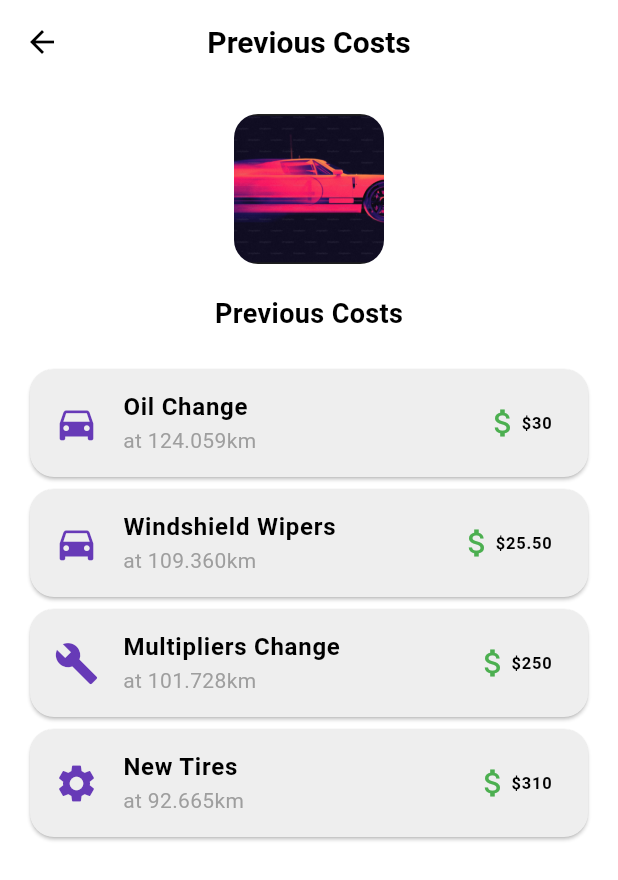
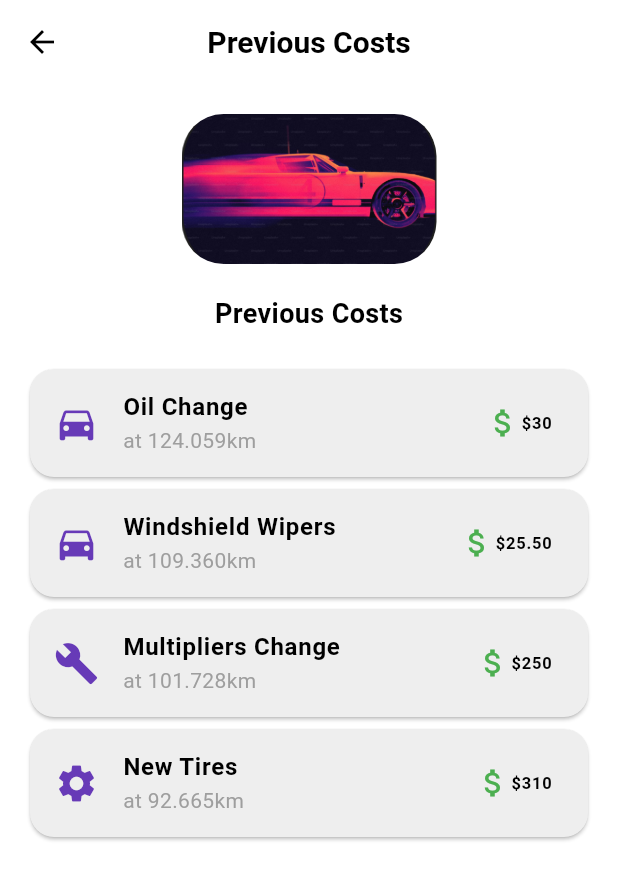
Before and after one commit to fotiskoutsikos/MyCarManager, a Flutter app: the PreviousCostsPage screen opened directly, on a phone screen of 412 x 824 dp. Shown: the top 880 px of the screen. Run offline on Flutter 3.47's test engine with Material 3 defaults, Android fonts, the phone set to English and light mode, and no system bars.

Commit message:
Update previous_costs_page.dart

```diff
--- a/lib/previous_costs_page.dart
+++ b/lib/previous_costs_page.dart
@@ -29,14 +29,14 @@
           Center(
             child: Container(
               decoration: BoxDecoration(
-                borderRadius: BorderRadius.circular(16),
+                borderRadius: BorderRadius.circular(28),
                 image: const DecorationImage(
                   image: AssetImage('assets/car_logo.png'), // Βάλε την εικόνα σου
                   fit: BoxFit.cover,
                 ),
               ),
               height: 100,
-              width: 100,
+              width: 170,
             ),
           ),
           const SizedBox(height: 20),
```
